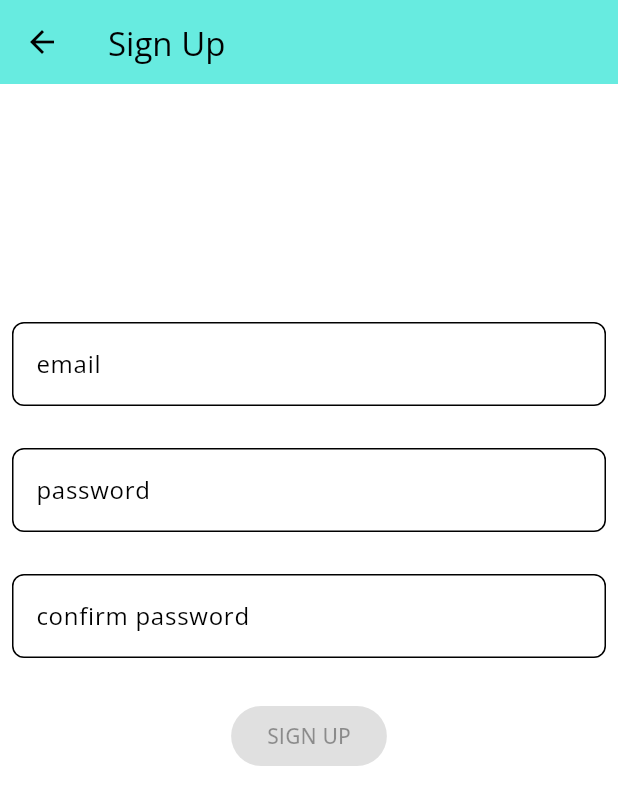
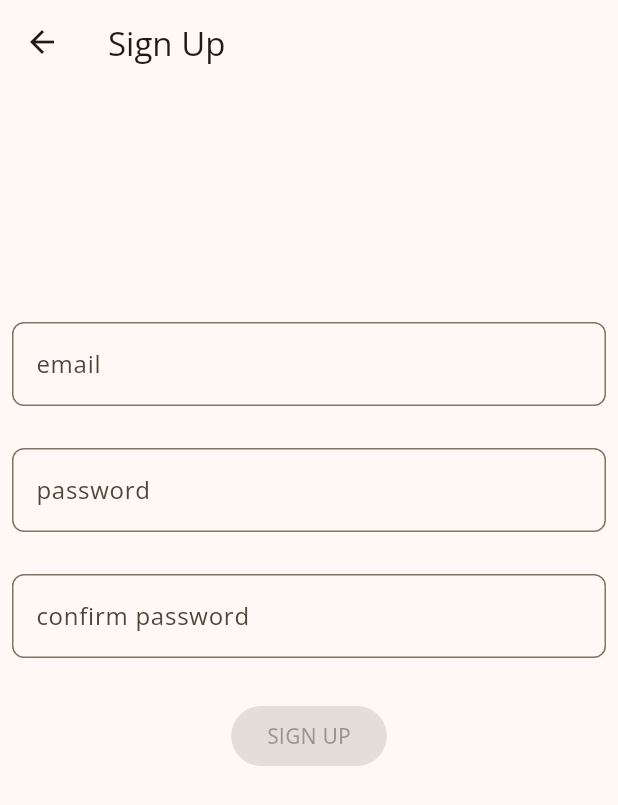
Before and after one commit to nattigy/kacha_app, a Flutter app: the SignUpPage screen opened directly, on a phone screen of 412 x 824 dp. Shown: the top 805 px of the screen. Run offline on Flutter 3.47's test engine with Material 3 defaults, Android fonts, the phone set to English and light mode, and no system bars; our stand-ins replace bloc, equatable, firebase_auth, firebase_core, flutter_bloc, font_awesome_flutter and 3 more; missing offline and left inert: firebase_auth_web, firebase_core_web, flow_builder, google_sign_in_web; accounts and stored records are empty.

```diff
--- a/lib/app/app.dart
+++ b/lib/app/app.dart
@@ -1,4 +1,3 @@
 export 'bloc/app_bloc.dart';
-export 'bloc_observer.dart';
 export 'routes/routes.dart';
 export 'view/app.dart';
--- a/lib/app/routes/routes.dart
+++ b/lib/app/routes/routes.dart
@@ -1,7 +1,7 @@
 import 'package:flutter/widgets.dart';
 import 'package:kacha_app/app/app.dart';
+import 'package:kacha_app/app/view/welcome.dart';
 import 'package:kacha_app/home/home.dart';
-import 'package:kacha_app/login/login.dart';
 
 List<Page<dynamic>> onGenerateAppViewPages(
   AppStatus state,
@@ -11,6 +11,6 @@ List<Page<dynamic>> onGenerateAppViewPages(
     case AppStatus.authenticated:
       return [HomePage.page()];
     case AppStatus.unauthenticated:
-      return [LoginPage.page()];
+      return [WelComePage.page()];
   }
 }
--- a/lib/app/view/app.dart
+++ b/lib/app/view/app.dart
@@ -34,6 +34,7 @@ class AppView extends StatelessWidget {
   Widget build(BuildContext context) {
     return MaterialApp(
       theme: theme,
+      debugShowCheckedModeBanner: false,
       home: FlowBuilder<AppStatus>(
         state: context.select((AppBloc bloc) => bloc.state.status),
         onGeneratePages: onGenerateAppViewPages,
--- a/lib/theme.dart
+++ b/lib/theme.dart
@@ -2,16 +2,18 @@ import 'package:flutter/material.dart';
 import 'package:google_fonts/google_fonts.dart';
 
 final theme = ThemeData(
+  useMaterial3: true,
   textTheme: GoogleFonts.openSansTextTheme(),
-  appBarTheme: const AppBarTheme(
-    backgroundColor: Color.fromARGB(255, 113, 243, 230),
-    elevation: 4,
-  ),
-  colorScheme: const ColorScheme.light(
-    primary: Color(0xFF0097A7),
-    secondary: Color(0xFF009688),
-    background: Color(0xFFE0F2F1),
-  ),
+  // appBarTheme: const AppBarTheme(
+  //   backgroundColor: Color.fromARGB(255, 113, 243, 230),
+  //   elevation: 4,
+  // ),
+  colorScheme: ColorScheme.fromSeed(seedColor: Colors.orange),
+  // colorScheme: const ColorScheme.light(
+  //   primary: Colors.orange,
+  //   // secondary: Colors.yellow,
+  //   // background: Color(0xF8B975FF),
+  // ),
   inputDecorationTheme: InputDecorationTheme(
     border: OutlineInputBorder(
       borderRadius: BorderRadius.circular(8),
--- a/packages/authentication_repository/lib/src/authentication_repository.dart
+++ b/packages/authentication_repository/lib/src/authentication_repository.dart
@@ -40,7 +40,6 @@ class SignUpWithEmailAndPasswordFailure implements Exception {
     }
   }
 
-  /// The associated error message.
   final String message;
 }
 
@@ -73,7 +72,6 @@ class LogInWithEmailAndPasswordFailure implements Exception {
     }
   }
 
-  /// The associated error message.
   final String message;
 }
 
@@ -122,11 +120,9 @@ class LogInWithGoogleFailure implements Exception {
     }
   }
 
-  /// The associated error message.
   final String message;
 }
 
-/// Thrown during the logout process if a failure occurs.
 class LogOutFailure implements Exception {}
 
 class AuthenticationRepository {
--- a/packages/form_inputs/lib/src/password.dart
+++ b/packages/form_inputs/lib/src/password.dart
@@ -1,28 +1,22 @@
 import 'package:formz/formz.dart';
 
-/// Validation errors for the [Password] [FormzInput].
 enum PasswordValidationError {
-  /// Generic invalid error.
   invalid
 }
 
-/// {@template password}
-/// Form input for an password input.
-/// {@endtemplate}
 class Password extends FormzInput<String, PasswordValidationError> {
-  /// {@macro password}
   const Password.pure() : super.pure('');
 
-  /// {@macro password}
   const Password.dirty([super.value = '']) : super.dirty();
 
-  static final _passwordRegExp =
-      RegExp(r'^(?=.*[A-Za-z])(?=.*\d)[A-Za-z\d]{8,}$');
+  // static final _passwordRegExp =
+  //     RegExp(r'^(?=.*[A-Za-z])(?=.*\d)[A-Za-z\d]{8,}$');
 
   @override
   PasswordValidationError? validator(String? value) {
-    return _passwordRegExp.hasMatch(value ?? '')
-        ? null
-        : PasswordValidationError.invalid;
+    return value != null ? value.isNotEmpty ? null : PasswordValidationError.invalid : PasswordValidationError.invalid;
+    // return _passwordRegExp.hasMatch(value ?? '')
+    //     ? null
+    //     : PasswordValidationError.invalid;
   }
 }
```
Also changed, not shown: lib/app/bloc_observer.dart (deleted, +0 -33 lines), lib/app/view/welcome.dart (added, +27 -0 lines), packages/authentication_repository/lib/src/models/user.dart (+0 -13 lines), packages/cache/lib/cache.dart (+2 -7 lines), packages/form_inputs/lib/src/confirmed_password.dart (+2 -8 lines), packages/form_inputs/lib/src/email.dart (+0 -7 lines).
